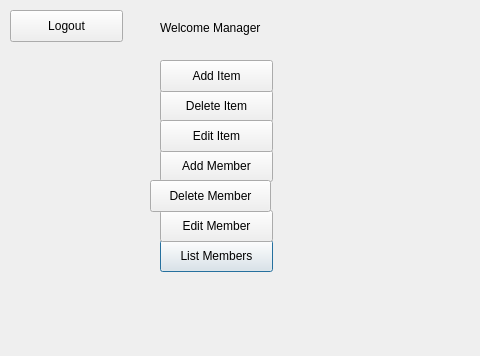
Tligtvoet/goat-bulk, file QtGui/menuManager.ui: the form before one commit; both pictures show x 0 to 480 and y 0 to 356 of the 753 by 747 pixel window.
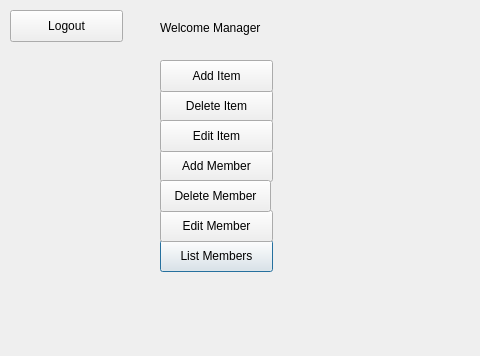
The form after the commit.

```diff
--- a/QtGui/menuManager.ui
+++ b/QtGui/menuManager.ui
@@ -107,9 +107,9 @@
   <widget class="QPushButton" name="pushButton_8">
    <property name="geometry">
     <rect>
-     <x>150</x>
+     <x>160</x>
      <y>180</y>
-     <width>121</width>
+     <width>111</width>
      <height>32</height>
     </rect>
    </property>
```
